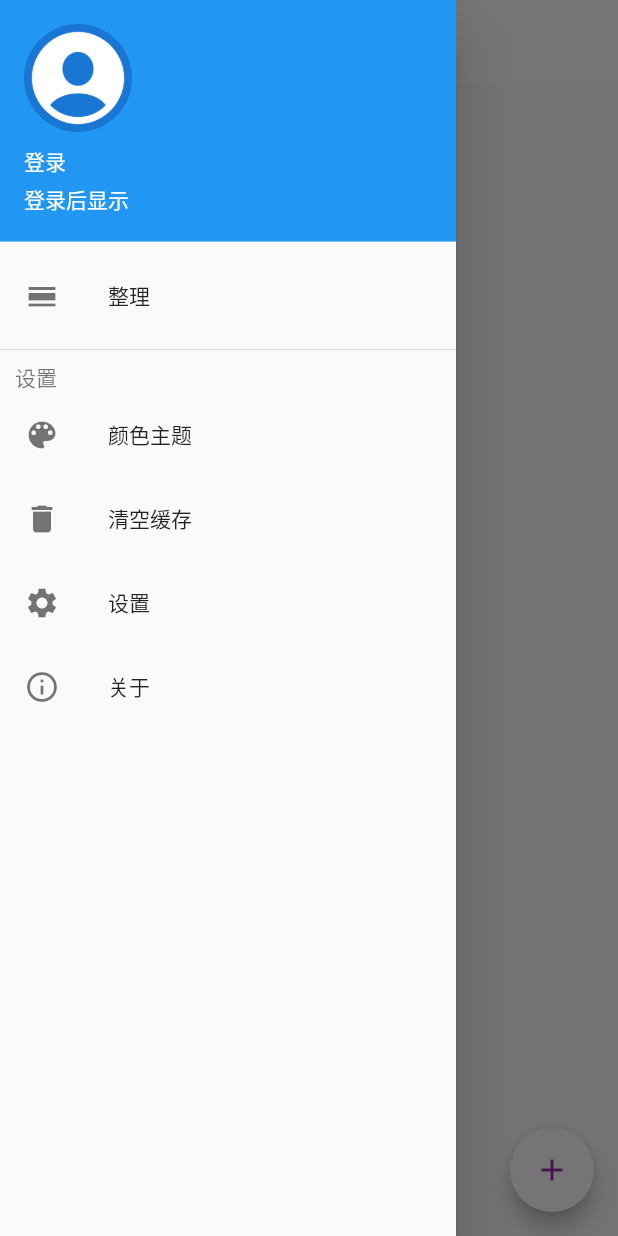
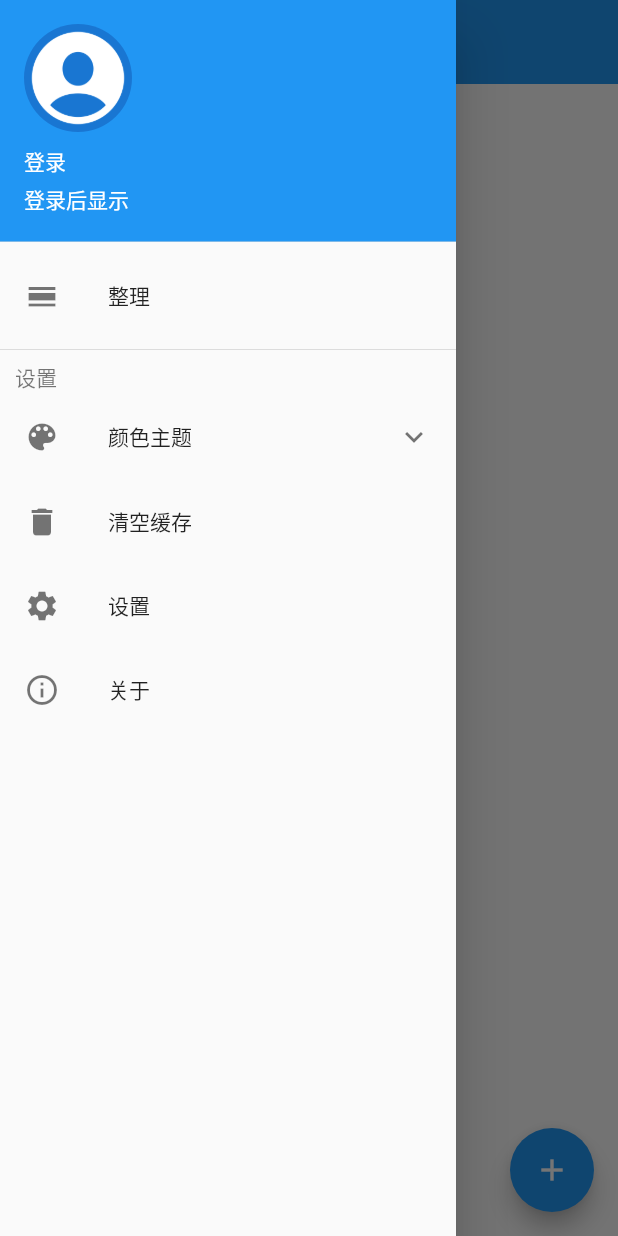
Before and after one commit to YueYongDev/flutter_rss, a Flutter app: the screen it shows after launch, in the side drawer, after a tap on the "keyboard control" icon, on a phone screen of 412 x 824 dp. Run offline on Flutter 3.47's test engine with Material 2 defaults, Android fonts, the phone set to English and light mode, and no system bars; drawn by our look-alikes of flutter_easyloading; our stand-ins replace dio, sqflite, webview_flutter; missing offline and left inert: flustars, webfeed; accounts and stored records are empty.

Commit message:
新增主题切换

```diff
--- /dev/null
+++ b/lib/common/constant.dart
@@ -0,0 +1,3 @@
+class Constant {
+  static String keyThemeColor = 'key_theme_color';
+}
--- a/lib/main.dart
+++ b/lib/main.dart
@@ -1,18 +1,20 @@
-import 'package:flustars/flustars.dart';
 import 'package:flutter/material.dart';
 import 'package:flutter/services.dart';
 import 'package:flutter_easyloading/flutter_easyloading.dart';
+import 'package:flutter_rss/utils/app_provider.dart';
+import 'package:flutter_rss/utils/event_bus.dart';
 import 'package:flutter_rss/utils/sql_provider.dart';
+import 'package:provider/provider.dart';
 
 import 'page/home/home_screen.dart';
 
+var bus = new EventBus();
+
 void main() async {
   WidgetsFlutterBinding.ensureInitialized();
-  final provider = new Provider();
+  final provider = new DBProvider();
   await provider.init();
 
-  /// 等待Sp初始化完成。
-  await SpUtil.getInstance();
   runApp(MyApp());
 }
 
@@ -22,6 +24,8 @@ class MyApp extends StatefulWidget {
 }
 
 class _MyAppState extends State<MyApp> {
+  Color _themeColor;
+
   @override
   void initState() {
     super.initState();
@@ -36,13 +40,26 @@ class _MyAppState extends State<MyApp> {
 
   @override
   Widget build(BuildContext context) {
-    return FlutterEasyLoading(
-        child: MaterialApp(
-      title: 'Rss',
-      theme: ThemeData(
-        primarySwatch: Colors.blue,
+    return MultiProvider(
+      providers: [ChangeNotifierProvider.value(value: AppInfoProvider())],
+      child: Consumer<AppInfoProvider>(
+        builder: (context, appInfo, _) {
+          String colorKey = appInfo.themeColor;
+          if (themeColorMap[colorKey] != null) {
+            _themeColor = themeColorMap[colorKey];
+          }
+
+          return FlutterEasyLoading(
+              child: MaterialApp(
+            title: 'Rss',
+            theme: ThemeData.light().copyWith(
+                primaryColor: _themeColor,
+                accentColor: _themeColor,
+                indicatorColor: Colors.white),
+            home: HomePage(),
+          ));
+        },
       ),
-      home: HomePage(),
-    ));
+    );
   }
 }
--- a/lib/page/home/home_widget.dart
+++ b/lib/page/home/home_widget.dart
@@ -4,15 +4,13 @@ import 'package:flutter/material.dart';
 Widget buildAppBar() {
   return new AppBar(
     elevation: 0,
-    backgroundColor: Colors.white,
     centerTitle: true,
-    title: new Text("Rss阅读器", style: new TextStyle(color: Colors.black)),
+    title: new Text("Rss阅读器"),
     leading: Builder(
       builder: (BuildContext context) {
         return IconButton(
           icon: const Icon(
             Icons.more_horiz,
-            color: Colors.purple,
           ),
           onPressed: () => Scaffold.of(context).openDrawer(),
           tooltip: MaterialLocalizations.of(context).openAppDrawerTooltip,
@@ -21,83 +19,3 @@ Widget buildAppBar() {
     ),
   );
 }
-
-// 左侧边栏
-Widget buildDrawer(BuildContext context) {
-  return new Drawer(
-      child: ListView(
-    // Important: Remove any padding from the ListView.
-    padding: EdgeInsets.zero,
-    children: <Widget>[
-      _drawerHeader(),
-//      ListTile(
-//        leading: Icon(Icons.calendar_view_day, color: Colors.black54),
-//        title: Text('导入'),
-//        onTap: () {
-//          Navigator.pop(context);
-//        },
-//      ),
-      ListTile(
-        leading: Icon(Icons.calendar_view_day, color: Colors.black54),
-        title: Text('整理'),
-        onTap: () {
-          Navigator.pop(context);
-        },
-      ),
-      Divider(),
-      Container(
-          child: Text('设置', style: TextStyle(color: Colors.black54)),
-          margin: EdgeInsets.only(left: 10)),
-      ListTile(
-        leading: Icon(Icons.color_lens, color: Colors.black54),
-        title: Text('颜色主题'),
-        onTap: () {
-          Navigator.pop(context);
-        },
-      ),
-      ListTile(
-        leading: Icon(Icons.delete, color: Colors.black54),
-        title: Text('清空缓存'),
-        onTap: () {
-          Navigator.pop(context);
-        },
-      ),
-      ListTile(
-        leading: Icon(Icons.settings, color: Colors.black54),
-        title: Text('设置'),
-        onTap: () {
-          Navigator.pop(context);
-        },
-      ),
-      ListTile(
-        leading: Icon(Icons.info_outline, color: Colors.black54),
-        title: Text('关于'),
-        onTap: () {
-          Navigator.pop(context);
-        },
-      ),
-    ],
-  ));
-}
-
-Widget _drawerHeader() {
-  return new UserAccountsDrawerHeader(
-//      margin: EdgeInsets.zero,
-    accountName: new Text(
-      "登录",
-      style: TextStyle(color: Colors.white),
-    ),
-    accountEmail: new Text(
-      "登录后显示",
-      style: TextStyle(color: Colors.white),
-    ),
-    currentAccountPicture: new CircleAvatar(
-      backgroundImage: new AssetImage("assets/icon/icon_person.png"),
-    ),
-//    otherAccountsPictures: <Widget>[
-//      new CircleAvatar(
-//        backgroundImage: new AssetImage("images/ymj_shuijiao.gif"),
-//      ),
-//    ],
-  );
-}
--- a/lib/services/db_services.dart
+++ b/lib/services/db_services.dart
@@ -1,5 +1,5 @@
 import 'package:flutter/cupertino.dart';
-import 'package:flutter_rss/model/Rss.dart';
+import 'package:flutter_rss/model/rss.dart';
 import 'package:flutter_rss/utils/sql_util.dart';
 
 final String dbRss = 'rss.db';
--- /dev/null
+++ b/lib/utils/app_provider.dart
@@ -0,0 +1,31 @@
+import 'package:flutter/material.dart';
+
+Map<String, Color> themeColorMap = {
+  'gray': Colors.grey,
+  'blue': Colors.blue,
+  'blueAccent': Colors.blueAccent,
+  'cyan': Colors.cyan,
+  'deepPurple': Colors.purple,
+  'deepPurpleAccent': Colors.deepPurpleAccent,
+  'deepOrange': Colors.orange,
+  'green': Colors.green,
+  'indigo': Colors.indigo,
+  'indigoAccent': Colors.indigoAccent,
+  'orange': Colors.orange,
+  'purple': Colors.purple,
+  'pink': Colors.pink,
+  'red': Colors.red,
+  'teal': Colors.teal,
+  'black': Colors.black,
+};
+
+class AppInfoProvider with ChangeNotifier {
+  String _themeColor = '';
+
+  String get themeColor => _themeColor;
+
+  setTheme(String themeColor) {
+    _themeColor = themeColor;
+    notifyListeners();
+  }
+}
--- a/lib/utils/sql_provider.dart
+++ b/lib/utils/sql_provider.dart
@@ -2,7 +2,7 @@ import 'package:flutter_rss/common/sql_table_data.dart';
 import 'package:sqflite/sqflite.dart';
 import 'package:path/path.dart';
 
-class Provider {
+class DBProvider {
   static Database db;
 
   // 获取数据库中所有的表
@@ -45,6 +45,7 @@ class Provider {
     }
 
     bool tableIsRight = await this.checkTableIsRight();
+//    bool tableIsRight = false;
 
     if (!tableIsRight) {
       // 关闭上面打开的db，否则无法执行open
--- a/lib/utils/sql_util.dart
+++ b/lib/utils/sql_util.dart
@@ -17,7 +17,7 @@ class SqlUtil extends BaseModel {
 
   SqlUtil.setTable(String name)
       : tableName = name,
-        super(Provider.db);
+        super(DBProvider.db);
 
   //查询该表中的所有数据
   Future<List> get() async {
--- a/lib/widgets/browser.dart
+++ b/lib/widgets/browser.dart
@@ -22,7 +22,7 @@ class Browser extends StatelessWidget {
         leading: IconButton(
           icon: Icon(Icons.arrow_back),
           onPressed: () {
-            Navigator.pop(context, true);
+            Navigator.pop(context);
           },
         ),
         actions: <Widget>[
--- /dev/null
+++ b/lib/widgets/my_drawer.dart
@@ -0,0 +1,101 @@
+// 侧边栏顶部样式
+import 'package:flustars/flustars.dart';
+import 'package:flutter/material.dart';
+import 'package:flutter_rss/common/constant.dart';
+import 'package:flutter_rss/utils/app_provider.dart';
+import 'package:flutter_rss/widgets/my_drawer_header.dart';
+import 'package:provider/provider.dart';
+
+// 左侧边栏
+class MyDrawer extends StatefulWidget {
+  MyDrawer({Key key}) : super(key: key);
+
+  @override
+  _MyDrawerState createState() => _MyDrawerState();
+}
+
+class _MyDrawerState extends State<MyDrawer> {
+  @override
+  Widget build(BuildContext context) {
+    String _colorKey;
+
+    return new Drawer(
+        child: ListView(
+      // Important: Remove any padding from the ListView.
+      padding: EdgeInsets.zero,
+      children: <Widget>[
+        MyDrawerHeader(),
+        ListTile(
+          leading: Icon(Icons.calendar_view_day, color: Colors.black54),
+          title: Text('整理'),
+          onTap: () {
+            Navigator.pop(context);
+          },
+        ),
+        Divider(),
+        Container(
+            child: Text('设置', style: TextStyle(color: Colors.black54)),
+            margin: EdgeInsets.only(left: 10)),
+        ExpansionTile(
+          leading: Icon(Icons.color_lens),
+          title: Text('颜色主题'),
+          initiallyExpanded: false,
+          children: <Widget>[
+            Padding(
+              padding: EdgeInsets.only(left: 10, right: 10, bottom: 10),
+              child: Wrap(
+                spacing: 8,
+                runSpacing: 8,
+                children: themeColorMap.keys.map((key) {
+                  Color value = themeColorMap[key];
+                  return InkWell(
+                    onTap: () {
+                      setState(() {
+                        _colorKey = key;
+                      });
+                      SpUtil.putString(Constant.keyThemeColor, key);
+                      Provider.of<AppInfoProvider>(context, listen: false)
+                          .setTheme(key);
+                    },
+                    child: Container(
+                      width: 40,
+                      height: 40,
+                      color: value,
+                      child: _colorKey == key
+                          ? Icon(
+                              Icons.done,
+                              color: Colors.white,
+                            )
+                          : null,
+                    ),
+                  );
+                }).toList(),
+              ),
+            )
+          ],
+        ),
+        ListTile(
+          leading: Icon(Icons.delete, color: Colors.black54),
+          title: Text('清空缓存'),
+          onTap: () {
+            Navigator.pop(context);
+          },
+        ),
+        ListTile(
+          leading: Icon(Icons.settings, color: Colors.black54),
+          title: Text('设置'),
+          onTap: () {
+            Navigator.pop(context);
+          },
+        ),
+        ListTile(
+          leading: Icon(Icons.info_outline, color: Colors.black54),
+          title: Text('关于'),
+          onTap: () {
+            Navigator.pop(context);
+          },
+        ),
+      ],
+    ));
+  }
+}
--- /dev/null
+++ b/lib/widgets/my_drawer_header.dart
@@ -0,0 +1,34 @@
+import 'package:flutter/material.dart';
+
+// 侧边栏顶部样式
+class MyDrawerHeader extends StatefulWidget {
+  MyDrawerHeader({Key key}) : super(key: key);
+
+  @override
+  _MyDrawerHeaderState createState() => _MyDrawerHeaderState();
+}
+
+class _MyDrawerHeaderState extends State<MyDrawerHeader> {
+  @override
+  Widget build(BuildContext context) {
+    return new UserAccountsDrawerHeader(
+//      margin: EdgeInsets.zero,
+      accountName: new Text(
+        "登录",
+        style: TextStyle(color: Colors.white),
+      ),
+      accountEmail: new Text(
+        "登录后显示",
+        style: TextStyle(color: Colors.white),
+      ),
+      currentAccountPicture: new CircleAvatar(
+        backgroundImage: new AssetImage("assets/icon/icon_person.png"),
+      ),
+//    otherAccountsPictures: <Widget>[
+//      new CircleAvatar(
+//        backgroundImage: new AssetImage("images/ymj_shuijiao.gif"),
+//      ),
+//    ],
+    );
+  }
+}
```
Also changed, not shown: lib/page/home/home_screen.dart (+51 -131 lines), lib/page/rss_parse.dart (+5 -6 lines), lib/utils/event_bus.dart (added, +45 -0 lines), lib/widgets/add_rss_dialog.dart (added, +117 -0 lines), pubspec.yaml (+4 -4 lines), lib/model/rss.dart (renamed from lib/model/Rss.dart), pubspec.lock, 5 other files.
